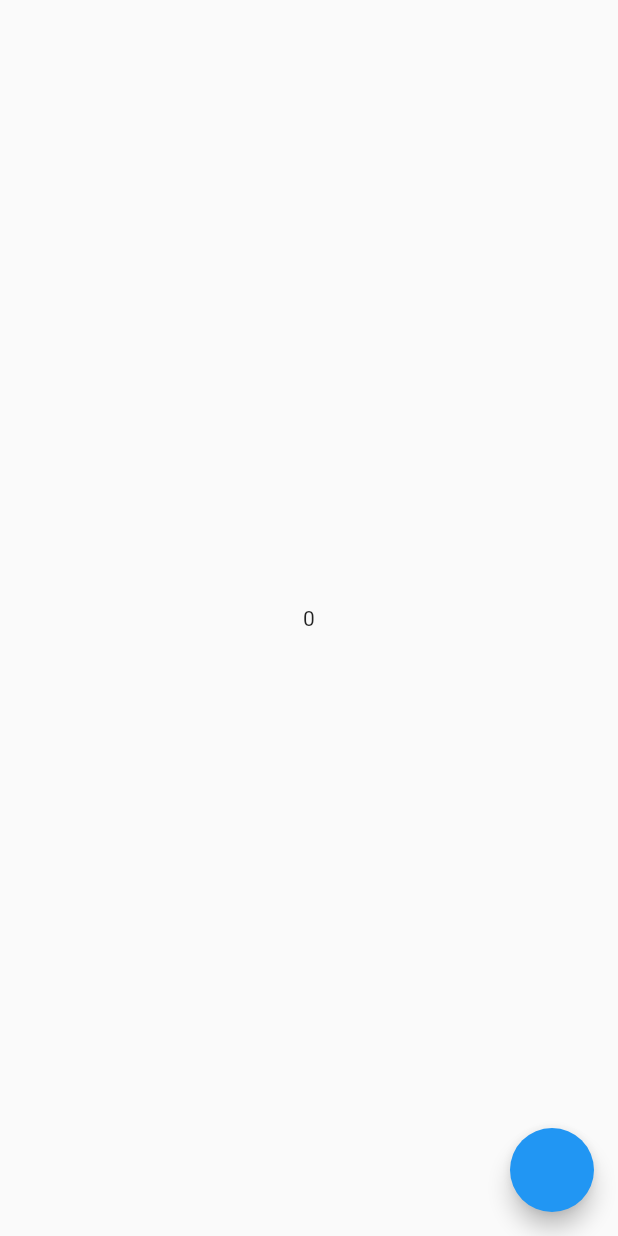
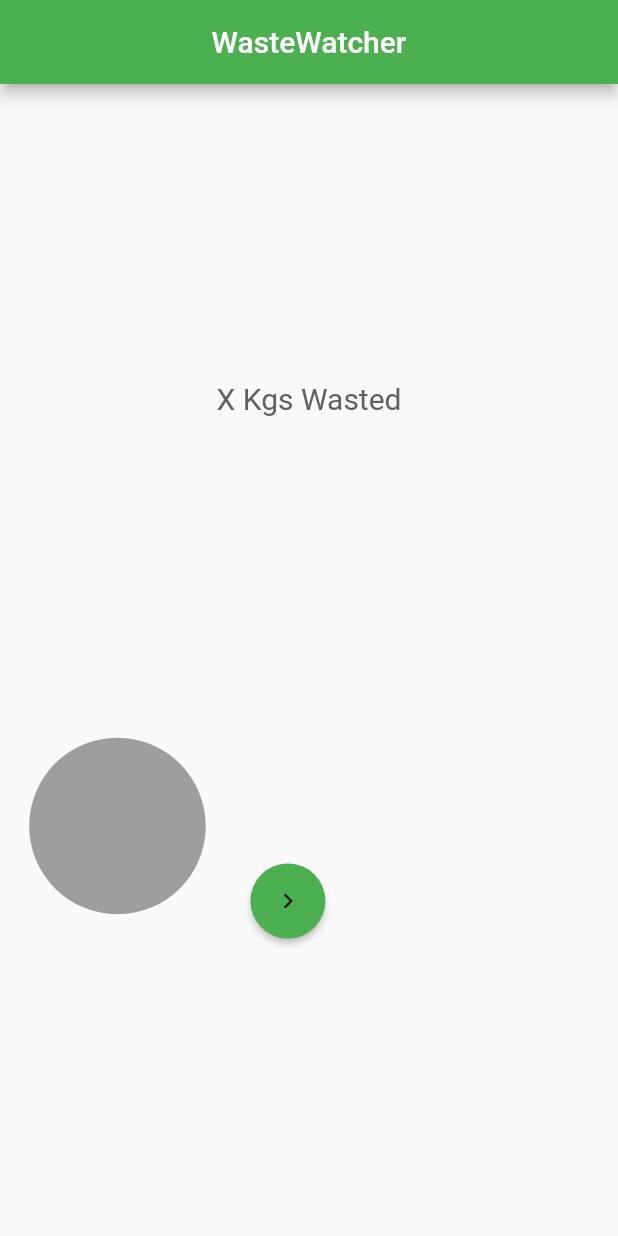
Before and after one commit to The-Frontend/WasteWatcher-OakCodefest-21, a Flutter app: the screen it shows after launch, on a phone screen of 412 x 824 dp. Run offline on Flutter 3.47's test engine with Material 2 defaults, Android fonts, the phone set to English and light mode, and no system bars; drawn by our look-alikes of pie_chart; our stand-ins replace flutter_riverpod.

Commit message:
worked on home screen

```diff
--- /dev/null
+++ b/wastewatcher/lib/constants/colors.dart
@@ -0,0 +1,4 @@
+import 'package:flutter/cupertino.dart';
+import 'package:flutter/material.dart';
+
+final Color appBarColor = Colors.green;
--- a/wastewatcher/lib/screens/HomePage/homePage.dart
+++ b/wastewatcher/lib/screens/HomePage/homePage.dart
@@ -1,26 +1,89 @@
+import 'dart:ui';
+
 import 'package:flutter/material.dart';
 import 'package:flutter_riverpod/all.dart';
-
-final counterStateProvider = StateProvider.autoDispose<int>((ref) {
-  return 0;
-});
+import 'package:pie_chart/pie_chart.dart';
+import 'package:wastewatcher/constants/colors.dart';
+import 'package:wastewatcher/shared/dishesProvider.dart';
+import 'package:wastewatcher/utilities.dart';
 
 class HomePage extends ConsumerWidget {
-  void _incrementCounter(BuildContext context) {
-    context.read(counterStateProvider).state += 1;
-  }
-
   @override
   Widget build(BuildContext context, ScopedReader watch) {
-    final counterState = watch(counterStateProvider);
+    Size screenSize = MediaQuery.of(context).size;
+    // print('width is: ${screenSize.width} and height is: ${screenSize.height}');
     return Scaffold(
-      body: Center(
-        child: Text(
-          counterState.state.toString(),
+      appBar: AppBar(
+        backgroundColor: appBarColor,
+        title: Text(
+          'WasteWatcher',
         ),
+        centerTitle: true,
       ),
-      floatingActionButton: FloatingActionButton(
-        onPressed: () => _incrementCounter(context),
+      body: watch(dishesFutureProvider).when<Widget>(
+        data: (dishes) {
+          return Column(
+            crossAxisAlignment: CrossAxisAlignment.center,
+            mainAxisAlignment: MainAxisAlignment.spaceEvenly,
+            children: <Widget>[
+              Text(
+                'X Kgs Wasted',
+                style: TextStyle(
+                  color: Colors.grey[700],
+                  fontSize: 20.0,
+                ),
+              ),
+              Row(
+                children: <Widget>[
+                  PieChart(
+                    chartRadius: screenSize.width / 3.5,
+                    dataMap: getIngredientsMapFromDishes(dishes),
+                    chartLegendSpacing: screenSize.width / 36,
+                    legendOptions: LegendOptions(
+                      legendPosition: LegendPosition.left,
+                    ),
+                    chartValuesOptions: ChartValuesOptions(
+                      showChartValuesInPercentage: true,
+                    ),
+                  ),
+                  SizedBox(
+                    width: screenSize.width / 148,
+                  ),
+                  Column(
+                    children: <Widget>[
+                      SizedBox(
+                        height: 100.0,
+                      ),
+                      MaterialButton(
+                        onPressed: () {},
+                        elevation: 2.0,
+                        color: appBarColor,
+                        child: Icon(
+                          Icons.keyboard_arrow_right_outlined,
+                          size: 20.0,
+                        ),
+                        padding: EdgeInsets.all(
+                          15.0,
+                        ),
+                        shape: CircleBorder(),
+                      ),
+                    ],
+                  ),
+                ],
+              ),
+            ],
+          );
+        },
+        loading: () => Center(
+          child: CircularProgressIndicator(),
+        ),
+        error: (error, stackTrace) {
+          return Center(
+            child: Text(
+              'Something went wrong...',
+            ),
+          );
+        },
       ),
     );
   }
--- /dev/null
+++ b/wastewatcher/lib/shared/dishesProvider.dart
@@ -0,0 +1,12 @@
+import 'package:flutter_riverpod/all.dart';
+import 'package:wastewatcher/models/dish.dart';
+import 'package:wastewatcher/services/apiService.dart';
+
+final dishesFutureProvider = FutureProvider.autoDispose<List<Dish>>(
+  (ref) async {
+    ref.maintainState = true;
+    final apiService = ref.read(apiServiceProvider);
+    final dishes = await apiService.getDishes();
+    return dishes;
+  },
+);
--- a/wastewatcher/pubspec.yaml
+++ b/wastewatcher/pubspec.yaml
@@ -25,6 +25,7 @@ dependencies:
     sdk: flutter
   flutter_riverpod: ^0.12.2
   http: ^0.12.2
+  pie_chart: ^4.0.1
 
 
   # The following adds the Cupertino Icons font to your application.
```
Also changed, not shown: wastewatcher/lib/models/dish.dart (added, +23 -0 lines), wastewatcher/lib/services/apiService.dart (added, +24 -0 lines), wastewatcher/lib/utilities.dart (added, +18 -0 lines), wastewatcher/pubspec.lock.
